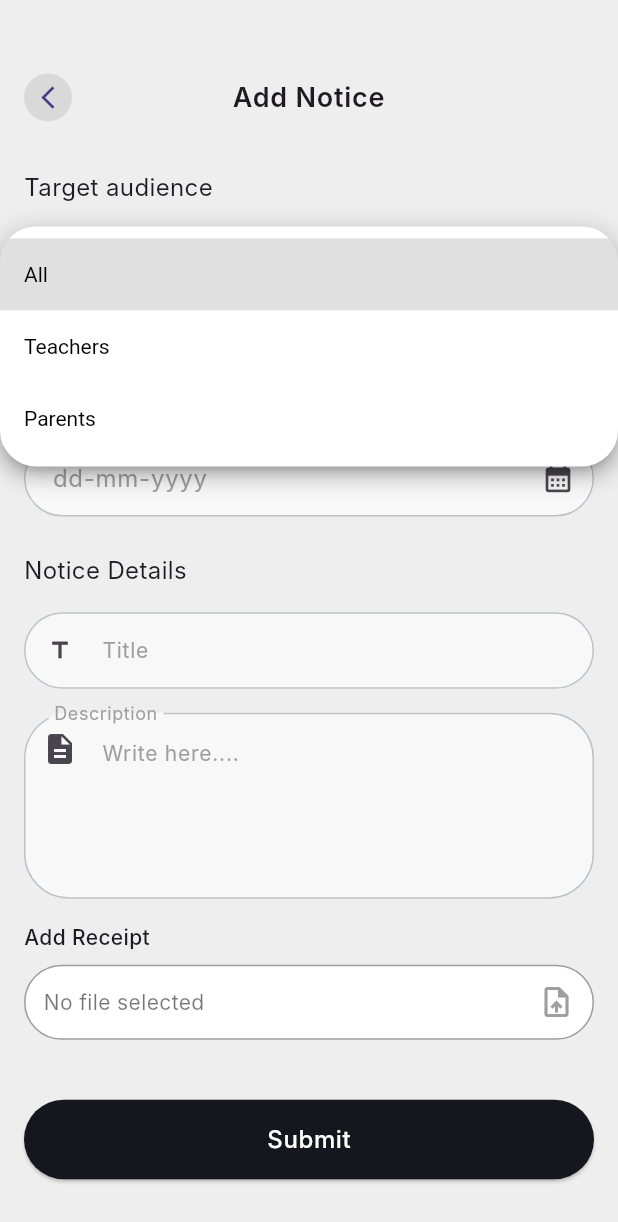
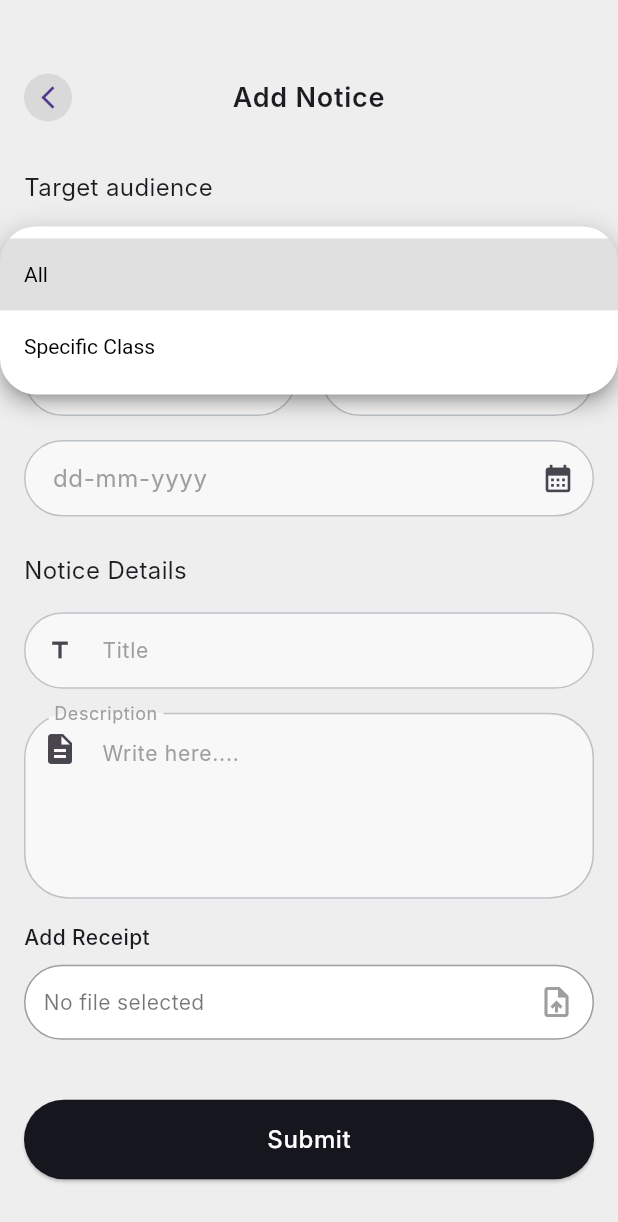
Before and after one commit to altezzai/acadobs, a Flutter app: the AddNoticePage screen opened by its route, after a tap on "Select Audience", on a phone screen of 412 x 824 dp. Shown: the top 1222 px of the screen. Run offline on Flutter 3.47's test engine with Material 3 defaults, Android fonts, the phone set to English and light mode, and no system bars; our stand-ins replace dio, file_picker, flutter_heatmap_calendar, flutter_image_compress, flutter_rating_bar, go_router and 3 more; network calls fail; Roboto replaces fonts that are missing (Inter).

Commit message:
notice and paymet add fix

```diff
--- a/lib/features/admin/notices/controller/notice_controller.dart
+++ b/lib/features/admin/notices/controller/notice_controller.dart
@@ -1,7 +1,7 @@
 import 'dart:developer';
 import 'dart:io';
+
 import 'package:flutter/widgets.dart';
-import 'package:flutter_image_compress/flutter_image_compress.dart';
 import 'package:go_router/go_router.dart';
 import 'package:image_picker/image_picker.dart';
 import 'package:provider/provider.dart';
@@ -64,6 +64,8 @@ class NoticeController extends ChangeNotifier {
     required String title,
     required String description,
     required String date,
+    String? className,
+    String? division,
     File? file,
   }) async {
     final loadingProvider =
@@ -74,6 +76,8 @@ class NoticeController extends ChangeNotifier {
           title: title,
           description: description,
           date: date,
+          className: className,
+          division: division,
           audience_type: audience_type);
       if (response.statusCode == 201) {
         log(">>>>>>${response.statusMessage}");
--- a/lib/features/admin/notices/screens/add_notice.dart
+++ b/lib/features/admin/notices/screens/add_notice.dart
@@ -1,15 +1,15 @@
-import 'package:file_picker/file_picker.dart';
 import 'package:flutter/material.dart';
 import 'package:provider/provider.dart';
 import 'package:school_app/base/utils/responsive.dart';
+import 'package:school_app/core/controller/dropdown_provider.dart';
+import 'package:school_app/core/controller/file_picker_provider.dart';
 import 'package:school_app/core/shared_widgets/custom_appbar.dart';
 import 'package:school_app/core/shared_widgets/custom_button.dart';
 import 'package:school_app/core/shared_widgets/custom_datepicker.dart';
+import 'package:school_app/core/shared_widgets/custom_dropdown.dart';
 import 'package:school_app/core/shared_widgets/custom_filepicker.dart';
 import 'package:school_app/core/shared_widgets/custom_textfield.dart';
 import 'package:school_app/features/admin/notices/controller/notice_controller.dart';
-import 'package:school_app/core/controller/dropdown_provider.dart';
-import 'package:school_app/core/shared_widgets/custom_dropdown.dart';
 
 class AddNoticePage extends StatefulWidget {
   @override
@@ -27,20 +27,26 @@ class _AddNoticePageState extends State<AddNoticePage> {
   final TextEditingController classController = TextEditingController();
   final TextEditingController _titleController = TextEditingController();
   final TextEditingController _descriptionController = TextEditingController();
-  final List<String> classes = ['Class 1', 'Class 2', 'Class 3', 'Class 4'];
 
-  Future<void> pickFile() async {
-    // ignore: unused_local_variable
-    FilePickerResult? result = await FilePicker.platform.pickFiles(
-      type: FileType.any,
-    );
+  late DropdownProvider dropdownProvider;
+  late FilePickerProvider filePickerProvider;
+  @override
+  void initState() {
+    super.initState();
+    dropdownProvider = Provider.of<DropdownProvider>(context, listen: false);
+    filePickerProvider = context.read<FilePickerProvider>();
+    WidgetsBinding.instance.addPostFrameCallback((_) {
+      dropdownProvider.clearSelectedItem('class');
+      dropdownProvider.clearSelectedItem('division');
+      dropdownProvider.clearSelectedItem('targetAudience');
+      filePickerProvider.clearFile();
+    });
   }
 
   @override
   Widget build(BuildContext context) {
     return Scaffold(
         body: SingleChildScrollView(
-      // Use SingleChildScrollView here
       child: Padding(
         padding: const EdgeInsets.all(16.0),
         child: Column(
@@ -65,33 +71,38 @@ class _AddNoticePageState extends State<AddNoticePage> {
               dropdownKey: 'targetAudience',
               label: 'Select Audience',
               icon: Icons.school,
-              items: ['All', 'Teachers', 'Parents'],
+              items: ['All', 'Specific Class'],
             ),
             SizedBox(height: Responsive.height * 2),
             // Row for Class and Division Dropdowns
-            Row(
+            Consumer<DropdownProvider>(builder: (context, value, child) {
+              final dropdownValue = value.getSelectedItem('targetAudience');
+              return dropdownValue == 'All'
+                  ? SizedBox.shrink()
+                  : Row(
                       children: [
                         // Expanded dropdown for Class
                         Expanded(
                           child: CustomDropdown(
-                    dropdownKey: 'classDropdown',
+                            dropdownKey: 'class',
                             label: 'Select Class',
                             icon: Icons.school,
-                    items: ['Class 1', 'Class 2', 'Class 3'],
+                            items: ['8', '9', '10'],
                           ),
                         ),
                         SizedBox(width: 16), // Space between the dropdowns
                         // Expanded dropdown for Division
                         Expanded(
                           child: CustomDropdown(
-                    dropdownKey: 'divisionDropdown',
+                            dropdownKey: 'division',
                             label: 'Select Division',
                             icon: Icons.group,
                             items: ['A', 'B', 'C'],
                           ),
                         ),
                       ],
-            ),
+                    );
+            }),
             SizedBox(height: 16),
             // Date Picker
             CustomDatePicker(
@@ -157,7 +168,14 @@ class _AddNoticePageState extends State<AddNoticePage> {
                   final selected_Audience = context
                       .read<DropdownProvider>()
                       .getSelectedItem('targetAudience');
+                  String selectedClass =
+                      context.read<DropdownProvider>().getSelectedItem('class');
+                  String selectedDivision = context
+                      .read<DropdownProvider>()
+                      .getSelectedItem('division');
                   context.read<NoticeController>().addNotice(context,
+                      className: selectedClass,
+                      division: selectedDivision,
                       audience_type: selected_Audience,
                       title: _titleController.text,
                       description: _descriptionController.text,
--- a/lib/features/admin/notices/services/notice_services.dart
+++ b/lib/features/admin/notices/services/notice_services.dart
@@ -25,12 +25,16 @@ class NoticeServices {
     required String title,
     required String description,
     required String date,
+    String? className,
+    String? division,
   }) async {
     final fileProvider =
         Provider.of<FilePickerProvider>(context, listen: false);
     // Create the form data to pass to the API
     final formData = FormData.fromMap({
       'audience_type': audience_type,
+      'class':className,
+      'division':division,
       'title': title,
       'description': description,
       'date': date, // Make sure this date is a string
--- a/lib/features/admin/payments/controller/payment_controller.dart
+++ b/lib/features/admin/payments/controller/payment_controller.dart
@@ -98,7 +98,7 @@ class PaymentController extends ChangeNotifier {
 
   Future<void> addDonation(
     BuildContext context, {
-    required String userId,
+    required int userId,
     required String amount_donated,
     required String donation_date,
     required String purpose,
@@ -112,6 +112,7 @@ class PaymentController extends ChangeNotifier {
     loadingProvider.setLoading(true); //start loader
     try {
       final response = await PaymentServices().addDonation(context,
+      userId: userId,
           amount_donated: amount_donated,
           donation_date: donation_date,
           purpose: purpose,
--- a/lib/features/admin/payments/screens/add_payment.dart
+++ b/lib/features/admin/payments/screens/add_payment.dart
@@ -249,7 +249,7 @@ class _AddPaymentPageState extends State<AddPaymentPage> {
                     log(">>>>>>>>>>>>${studentId}");
                     context.read<PaymentController>().addPayment(
                           context,
-                          userId: int.parse(studentId.toString()),
+                          userId: studentId ?? 0,
                           amount_paid: _amountController.text,
                           payment_date: _dateController.text,
                           month: selectedMonth,
--- a/lib/features/admin/payments/services/payment_services.dart
+++ b/lib/features/admin/payments/services/payment_services.dart
@@ -32,7 +32,7 @@ class PaymentServices {
     final fileProvider =
         Provider.of<FilePickerProvider>(context, listen: false);
     final formData = FormData.fromMap({
-      'user_id': 1,
+      'user_id': userId,
       'amount_paid': amount_paid,
       'payment_date': payment_date,
       'month': month,
@@ -54,6 +54,7 @@ class PaymentServices {
 // add donation
   Future<Response> addDonation(
     BuildContext context, {
+      required int userId,
     required String amount_donated,
     required String donation_date,
     required String purpose,
@@ -66,7 +67,7 @@ class PaymentServices {
         Provider.of<FilePickerProvider>(context, listen: false);
     // Create FormData to pass to the API
     final formData = FormData.fromMap({
-      'donor_id': '1',
+      'donor_id': userId,
       'amount_donated': amount_donated,
       'donation_date': donation_date,
       'purpose': purpose,
```
Also changed, not shown: lib/features/admin/payments/screens/add_donation.dart (+4 -3 lines). Lines whose indentation alone changed are shown as unchanged.
